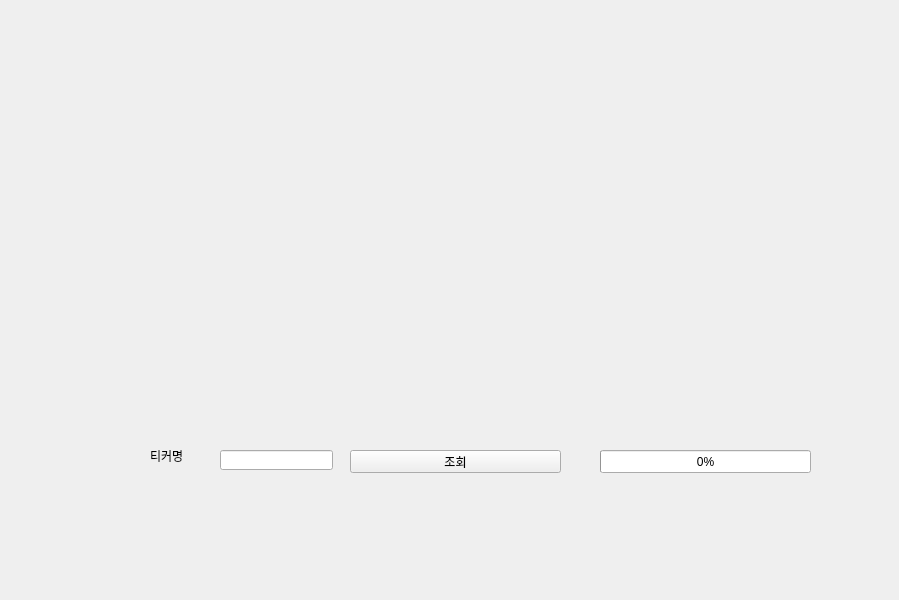
Qt form trade.ui (kminvis/PyQt) before a commit.
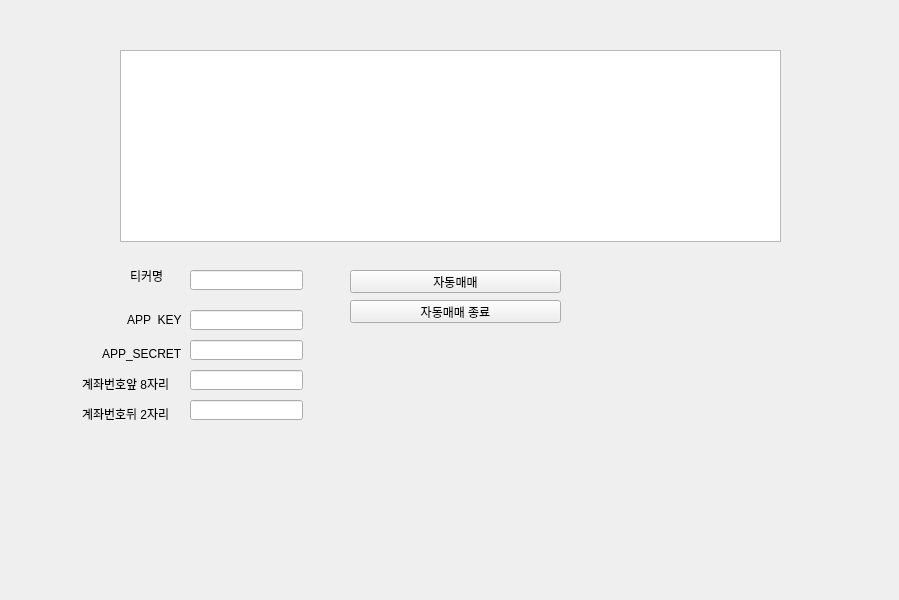
The same form after that commit.

Commit message: 자동매매 추가

```diff
--- a/trade.ui
+++ b/trade.ui
@@ -29,8 +29,8 @@
   <widget class="QLabel" name="label">
    <property name="geometry">
     <rect>
-     <x>150</x>
-     <y>450</y>
+     <x>130</x>
+     <y>270</y>
      <width>56</width>
      <height>12</height>
     </rect>
@@ -62,53 +62,168 @@
    <property name="geometry">
     <rect>
      <x>350</x>
-     <y>450</y>
+     <y>270</y>
      <width>211</width>
      <height>23</height>
     </rect>
    </property>
    <property name="text">
-    <string>조회</string>
+    <string>자동매매</string>
    </property>
   </widget>
-  <widget class="QProgressBar" name="progressBar">
-   <property name="geometry">
-    <rect>
-     <x>600</x>
-     <y>450</y>
-     <width>211</width>
-     <height>23</height>
-    </rect>
-   </property>
-   <property name="value">
-    <number>0</number>
-   </property>
-  </widget>
-  <widget class="QWidget" name="verticalLayoutWidget_2">
-   <property name="geometry">
-    <rect>
-     <x>80</x>
-     <y>70</y>
-     <width>761</width>
-     <height>351</height>
-    </rect>
-   </property>
-   <layout class="QVBoxLayout" name="prediction_verticalLayout">
-    <property name="spacing">
-     <number>6</number>
-    </property>
-   </layout>
-  </widget>
   <widget class="QLineEdit" name="lineEdit">
    <property name="geometry">
     <rect>
-     <x>220</x>
-     <y>450</y>
+     <x>190</x>
+     <y>270</y>
      <width>113</width>
      <height>20</height>
     </rect>
    </property>
   </widget>
+  <widget class="QLabel" name="label_3">
+   <property name="geometry">
+    <rect>
+     <x>250</x>
+     <y>480</y>
+     <width>56</width>
+     <height>12</height>
+    </rect>
+   </property>
+   <property name="text">
+    <string/>
+   </property>
+  </widget>
+  <widget class="QTextBrowser" name="textBrowser">
+   <property name="geometry">
+    <rect>
+     <x>120</x>
+     <y>50</y>
+     <width>661</width>
+     <height>192</height>
+    </rect>
+   </property>
+  </widget>
+  <widget class="QLineEdit" name="APP_KEY">
+   <property name="geometry">
+    <rect>
+     <x>190</x>
+     <y>310</y>
+     <width>113</width>
+     <height>20</height>
+    </rect>
+   </property>
+   <property name="inputMethodHints">
+    <set>Qt::ImhHiddenText|Qt::ImhNoAutoUppercase|Qt::ImhNoPredictiveText|Qt::ImhSensitiveData</set>
+   </property>
+   <property name="echoMode">
+    <enum>QLineEdit::Password</enum>
+   </property>
+  </widget>
+  <widget class="QLabel" name="label_2">
+   <property name="geometry">
+    <rect>
+     <x>127</x>
+     <y>314</y>
+     <width>56</width>
+     <height>12</height>
+    </rect>
+   </property>
+   <property name="text">
+    <string>APP_KEY</string>
+   </property>
+  </widget>
+  <widget class="QLabel" name="label_6">
+   <property name="geometry">
+    <rect>
+     <x>102</x>
+     <y>344</y>
+     <width>81</width>
+     <height>20</height>
+    </rect>
+   </property>
+   <property name="text">
+    <string>APP_SECRET</string>
+   </property>
+  </widget>
+  <widget class="QLineEdit" name="APP_SECRET">
+   <property name="geometry">
+    <rect>
+     <x>190</x>
+     <y>340</y>
+     <width>113</width>
+     <height>20</height>
+    </rect>
+   </property>
+   <property name="echoMode">
+    <enum>QLineEdit::Password</enum>
+   </property>
+  </widget>
+  <widget class="QLabel" name="label_7">
+   <property name="geometry">
+    <rect>
+     <x>82</x>
+     <y>374</y>
+     <width>101</width>
+     <height>20</height>
+    </rect>
+   </property>
+   <property name="text">
+    <string>계좌번호앞 8자리</string>
+   </property>
+  </widget>
+  <widget class="QLineEdit" name="CANO">
+   <property name="geometry">
+    <rect>
+     <x>190</x>
+     <y>370</y>
+     <width>113</width>
+     <height>20</height>
+    </rect>
+   </property>
+   <property name="echoMode">
+    <enum>QLineEdit::Password</enum>
+   </property>
+  </widget>
+  <widget class="QLabel" name="label_8">
+   <property name="geometry">
+    <rect>
+     <x>82</x>
+     <y>404</y>
+     <width>101</width>
+     <height>20</height>
+    </rect>
+   </property>
+   <property name="text">
+    <string>계좌번호뒤 2자리</string>
+   </property>
+  </widget>
+  <widget class="QLineEdit" name="ACNT_PRDT_CD">
+   <property name="geometry">
+    <rect>
+     <x>190</x>
+     <y>400</y>
+     <width>113</width>
+     <height>20</height>
+    </rect>
+   </property>
+   <property name="echoMode">
+    <enum>QLineEdit::Password</enum>
+   </property>
+  </widget>
+  <widget class="QPushButton" name="stop">
+   <property name="geometry">
+    <rect>
+     <x>350</x>
+     <y>300</y>
+     <width>211</width>
+     <height>23</height>
+    </rect>
+   </property>
+   <property name="text">
+    <string>자동매매 종료</string>
+   </property>
+  </widget>
  </widget>
  <resources/>
  <connections/>
```
Left out of the diff: 2 changed lines with no effect on the pictures. The commit also changes 3 other files.
